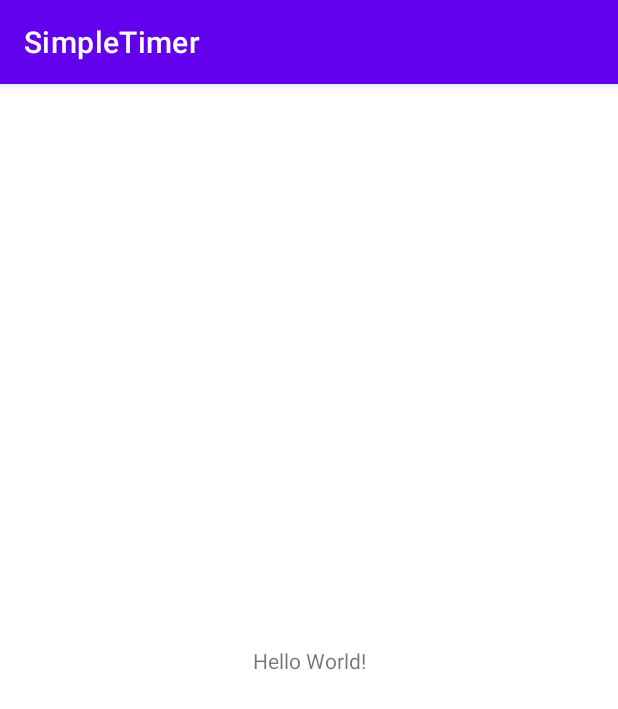
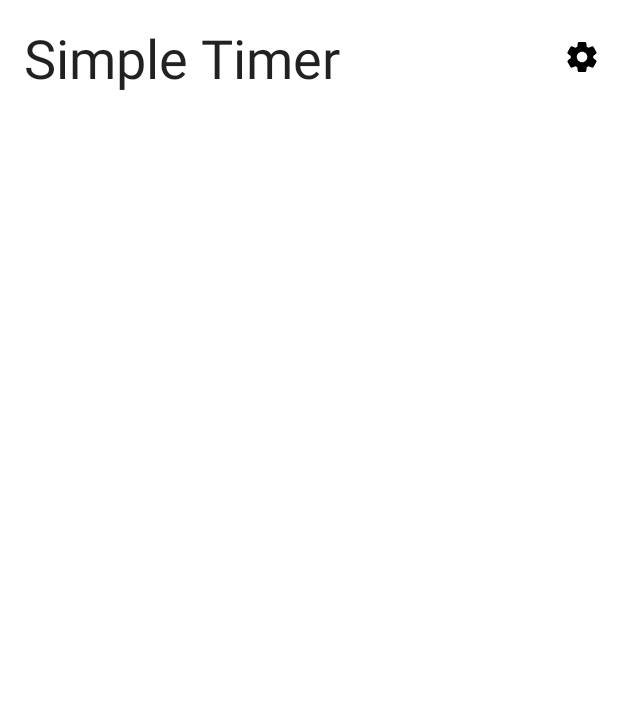
Before and after one commit to Jack54s/SimpleTimer, an Android app: the screen it shows after launch (MainActivity), on a phone screen of 412 x 824 dp. Shown: the top 709 px of the screen. Run offline under Robolectric (Android 15) with nearby library versions, the phone set to English and light mode, and no system bars.

Commit message:
actionbar

```diff
--- a/app/build.gradle
+++ b/app/build.gradle
@@ -1,6 +1,7 @@
 plugins {
     id 'com.android.application'
     id 'org.jetbrains.kotlin.android'
+    id 'kotlin-android-extensions'
 }
 
 android {
--- a/app/src/main/java/com/jackzone/simpletimer/MainActivity.kt
+++ b/app/src/main/java/com/jackzone/simpletimer/MainActivity.kt
@@ -2,10 +2,28 @@ package com.jackzone.simpletimer
 
 import androidx.appcompat.app.AppCompatActivity
 import android.os.Bundle
+import android.view.Menu
+import android.view.MenuItem
+import android.widget.Toast
+import kotlinx.android.synthetic.main.activity_main.*
 
 class MainActivity : AppCompatActivity() {
     override fun onCreate(savedInstanceState: Bundle?) {
         super.onCreate(savedInstanceState)
         setContentView(R.layout.activity_main)
+        setSupportActionBar(tool_bar)
     }
+
+    override fun onCreateOptionsMenu(menu: Menu?): Boolean {
+        menuInflater.inflate(R.menu.toolbar, menu)
+        return true
+    }
+
+    override fun onOptionsItemSelected(item: MenuItem): Boolean {
+        when(item.itemId) {
+            R.id.setting -> Toast.makeText(this, "Settings", Toast.LENGTH_SHORT).show()
+        }
+        return true
+    }
+
 }
--- /dev/null
+++ b/app/src/main/res/drawable/ic_settings_cog_vector.xml
@@ -0,0 +1,3 @@
+<vector xmlns:android="http://schemas.android.com/apk/res/android" android:width="24dp" android:height="24dp" android:viewportWidth="24" android:viewportHeight="24">
+    <path android:fillColor="#FFFFFFFF" android:pathData="M19.5 12c0-0.23-0.01-0.45-0.03-0.68l1.86-1.41c0.4-0.3 0.51-0.86 0.26-1.3l-1.87-3.23c-0.25-0.44-0.79-0.62-1.25-0.42l-2.15 0.91c-0.37-0.26-0.76-0.49-1.17-0.68l-0.29-2.31C14.8 2.38 14.37 2 13.87 2h-3.73c-0.51 0-0.94 0.38-1 0.88L8.85 5.19c-0.41 0.19-0.8 0.42-1.17 0.68L5.53 4.96c-0.46-0.2-1-0.02-1.25 0.42L2.41 8.62c-0.25 0.44-0.14 0.99 0.26 1.3l1.86 1.41C4.51 11.55 4.5 11.77 4.5 12s0.01 0.45 0.03 0.68l-1.86 1.41c-0.4 0.3-0.51 0.86-0.26 1.3l1.87 3.23c0.25 0.44 0.79 0.62 1.25 0.42l2.15-0.91c0.37 0.26 0.76 0.49 1.17 0.68l0.29 2.31C9.2 21.62 9.63 22 10.13 22h3.73c0.5 0 0.93-0.38 0.99-0.88l0.29-2.31c0.41-0.19 0.8-0.42 1.17-0.68l2.15 0.91c0.46 0.2 1 0.02 1.25-0.42l1.87-3.23c0.25-0.44 0.14-0.99-0.26-1.3l-1.86-1.41c0.03-0.23 0.04-0.45 0.04-0.68zm-7.46 3.5c-1.93 0-3.5-1.57-3.5-3.5s1.57-3.5 3.5-3.5 3.5 1.57 3.5 3.5-1.57 3.5-3.5 3.5z"/>
+</vector>
--- a/app/src/main/res/layout/activity_main.xml
+++ b/app/src/main/res/layout/activity_main.xml
@@ -1,18 +1,25 @@
 <?xml version="1.0" encoding="utf-8"?>
-<androidx.constraintlayout.widget.ConstraintLayout xmlns:android="http://schemas.android.com/apk/res/android"
+<androidx.coordinatorlayout.widget.CoordinatorLayout xmlns:android="http://schemas.android.com/apk/res/android"
     xmlns:app="http://schemas.android.com/apk/res-auto"
-    xmlns:tools="http://schemas.android.com/tools"
     android:layout_width="match_parent"
-    android:layout_height="match_parent"
-    tools:context=".MainActivity">
+    android:layout_height="match_parent">
 
-    <TextView
-        android:layout_width="wrap_content"
+    <com.google.android.material.appbar.AppBarLayout
+        android:id="@+id/app_bar"
+        android:layout_width="match_parent"
         android:layout_height="wrap_content"
-        android:text="Hello World!"
-        app:layout_constraintBottom_toBottomOf="parent"
-        app:layout_constraintEnd_toEndOf="parent"
-        app:layout_constraintStart_toStartOf="parent"
-        app:layout_constraintTop_toTopOf="parent" />
+        app:elevation="0dp">
 
-</androidx.constraintlayout.widget.ConstraintLayout>
+        <com.google.android.material.appbar.MaterialToolbar
+            android:id="@+id/tool_bar"
+            android:layout_width="match_parent"
+            android:layout_height="wrap_content"
+            android:layout_marginTop="10dp"
+            android:layout_marginBottom="40dp"
+            app:title="@string/app_name"
+            app:menu="@menu/toolbar"
+            app:titleTextAppearance="@style/CustomToolbarTheme" />
+
+    </com.google.android.material.appbar.AppBarLayout>
+
+</androidx.coordinatorlayout.widget.CoordinatorLayout>
--- /dev/null
+++ b/app/src/main/res/menu/toolbar.xml
@@ -0,0 +1,12 @@
+<?xml version="1.0" encoding="utf-8"?>
+<menu xmlns:android="http://schemas.android.com/apk/res/android"
+    xmlns:app="http://schemas.android.com/apk/res-auto">
+
+    <item
+        android:id="@+id/setting"
+        android:title="Setting"
+        android:icon="@drawable/ic_settings_cog_vector"
+        app:iconTint="@color/color_text"
+        app:showAsAction="always" />
+
+</menu>
--- a/app/src/main/res/values/colors.xml
+++ b/app/src/main/res/values/colors.xml
@@ -1,5 +1,7 @@
 <?xml version="1.0" encoding="utf-8"?>
 <resources>
+    <color name="color_primary">@color/white</color>
+    <color name="color_text">@color/black</color>
     <color name="purple_200">#FFBB86FC</color>
     <color name="purple_500">#FF6200EE</color>
     <color name="purple_700">#FF3700B3</color>
--- a/app/src/main/res/values/strings.xml
+++ b/app/src/main/res/values/strings.xml
@@ -1,3 +1,3 @@
 <resources>
-    <string name="app_name">SimpleTimer</string>
+    <string name="app_name">Simple Timer</string>
 </resources>
--- a/app/src/main/res/values/themes.xml
+++ b/app/src/main/res/values/themes.xml
@@ -1,16 +1,19 @@
 <resources xmlns:tools="http://schemas.android.com/tools">
     <!-- Base application theme. -->
-    <style name="Theme.SimpleTimer" parent="Theme.MaterialComponents.DayNight.DarkActionBar">
+    <style name="Theme.SimpleTimer" parent="Theme.MaterialComponents.DayNight.NoActionBar">
         <!-- Primary brand color. -->
-        <item name="colorPrimary">@color/purple_500</item>
+        <item name="colorPrimary">@color/color_primary</item>
         <item name="colorPrimaryVariant">@color/purple_700</item>
-        <item name="colorOnPrimary">@color/white</item>
+        <item name="colorOnPrimary">@color/black</item>
         <!-- Secondary brand color. -->
         <item name="colorSecondary">@color/teal_200</item>
         <item name="colorSecondaryVariant">@color/teal_700</item>
         <item name="colorOnSecondary">@color/black</item>
         <!-- Status bar color. -->
-        <item name="android:statusBarColor" tools:targetApi="l">?attr/colorPrimaryVariant</item>
+        <item name="android:statusBarColor" tools:targetApi="l">@android:color/transparent</item>
         <!-- Customize your theme here. -->
     </style>
+    <style name="CustomToolbarTheme" parent="@style/ThemeOverlay.AppCompat.Dark.ActionBar">
+        <item name="android:textSize">36sp</item>
+    </style>
 </resources>
```
